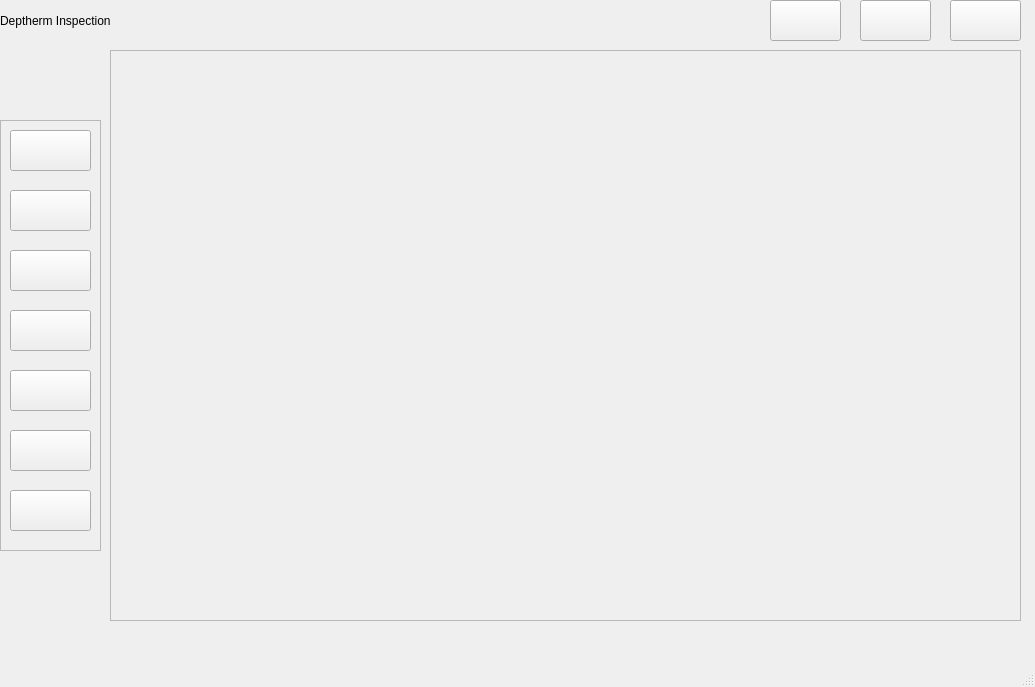
Above: src/views/DethermInspection.ui from Jjat00/Deptherm-Inspection before the change. Below: the same form after it.
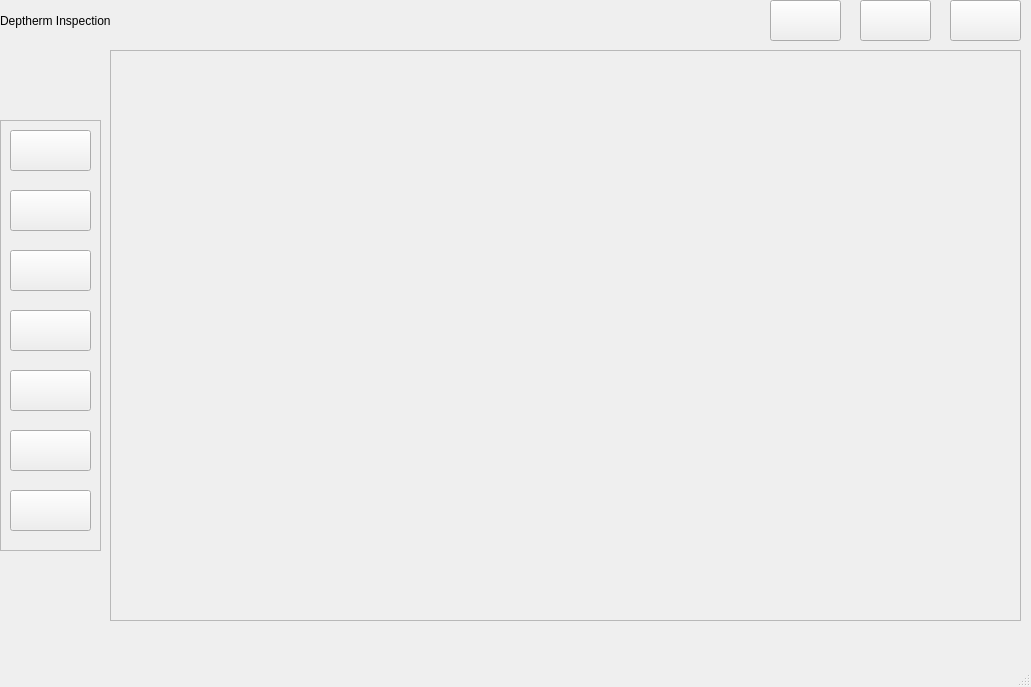
That is the form after the change.

Patch:
```diff
--- a/src/views/DethermInspection.ui
+++ b/src/views/DethermInspection.ui
@@ -6,7 +6,7 @@
    <rect>
     <x>0</x>
     <y>0</y>
-    <width>1035</width>
+    <width>1031</width>
     <height>687</height>
    </rect>
   </property>
```
Left out of the diff: 2 changed lines with no effect on the pictures.
